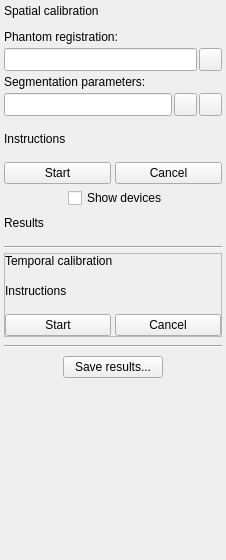
This is PlusApp/fCal/Toolboxes/FreehandCalibrationToolbox.ui in PlusToolkit/PlusApp as Qt 5 draws it before an edit. The edited form follows.
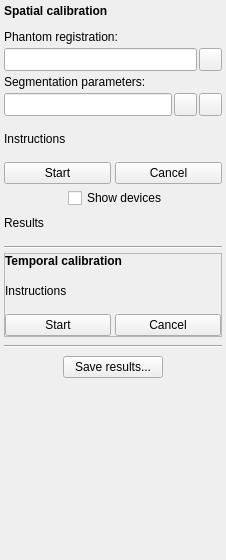
This is the edited form. Icons and pictures are not drawn.

Commit message: Test #359: FreehandCalibrationToolbox uses timer to acquire images. DoSpatialCalibration function records the frames that were acquired since last recording and segments them. Also calibrates if recording is ready

Patch:
```diff
--- a/PlusApp/fCal/Toolboxes/FreehandCalibrationToolbox.ui
+++ b/PlusApp/fCal/Toolboxes/FreehandCalibrationToolbox.ui
@@ -55,6 +55,13 @@
       </property>
       <item row="0" column="0" colspan="2">
        <widget class="QLabel" name="label_SpatialCalibration">
+        <property name="font">
+         <font>
+          <pointsize>9</pointsize>
+          <weight>75</weight>
+          <bold>true</bold>
+         </font>
+        </property>
         <property name="text">
          <string>Spatial calibration</string>
         </property>
@@ -381,6 +388,13 @@
       </property>
       <item>
        <widget class="QLabel" name="label_TemporalCalibration">
+        <property name="font">
+         <font>
+          <pointsize>9</pointsize>
+          <weight>75</weight>
+          <bold>true</bold>
+         </font>
+        </property>
         <property name="text">
          <string>Temporal calibration</string>
         </property>
```
The commit also changes 2 other files.
